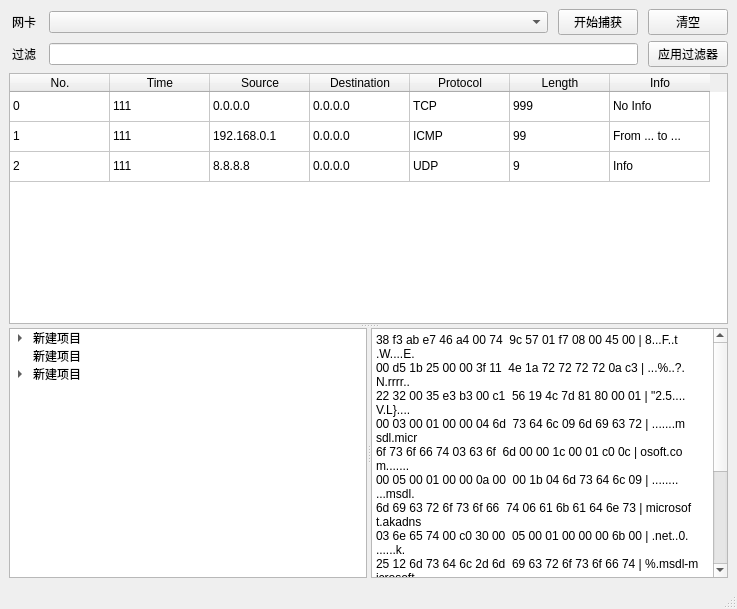
Above: src/resources/ui/main_window.ui from Natrium0521/network-capture before the change. Below: the same form after it.
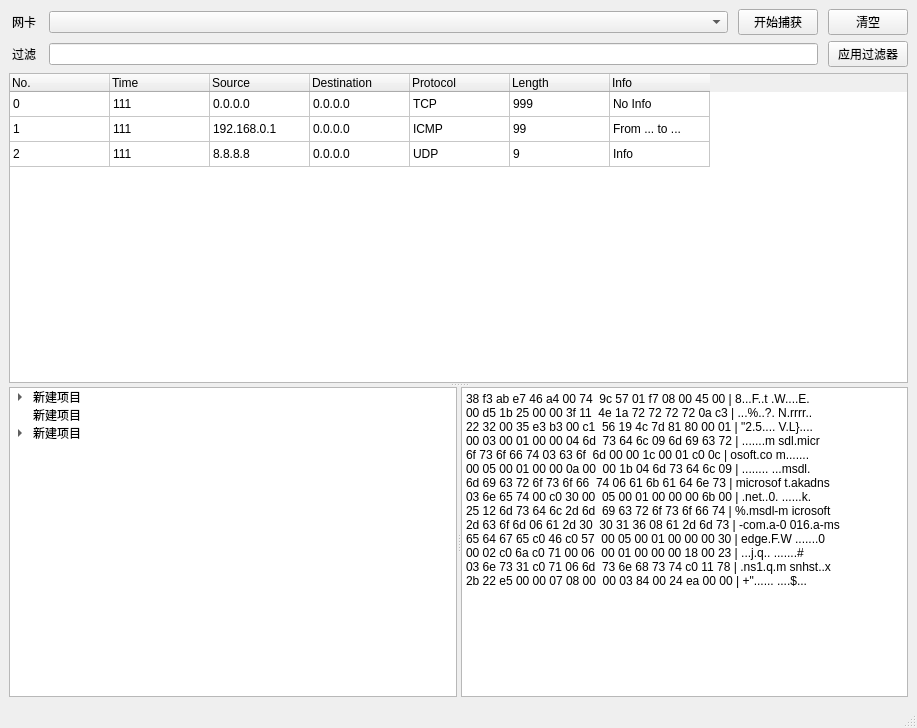
That is the form after the change.

Commit message: somehow修改了ui表格单元格高度 (#2)

What changed in the file:
```diff
--- a/src/resources/ui/main_window.ui
+++ b/src/resources/ui/main_window.ui
@@ -6,13 +6,19 @@
    <rect>
     <x>0</x>
     <y>0</y>
-    <width>737</width>
-    <height>609</height>
+    <width>917</width>
+    <height>728</height>
    </rect>
   </property>
   <property name="windowTitle">
    <string>网络捕获</string>
   </property>
+  <property name="autoFillBackground">
+   <bool>false</bool>
+  </property>
+  <property name="styleSheet">
+   <string notr="true"/>
+  </property>
   <widget class="QWidget" name="centralwidget">
    <layout class="QVBoxLayout" name="verticalLayout_2">
     <item>
@@ -116,9 +122,21 @@
        <attribute name="horizontalHeaderVisible">
         <bool>true</bool>
        </attribute>
+       <attribute name="horizontalHeaderCascadingSectionResizes">
+        <bool>false</bool>
+       </attribute>
+       <attribute name="horizontalHeaderShowSortIndicator" stdset="0">
+        <bool>false</bool>
+       </attribute>
        <attribute name="verticalHeaderVisible">
         <bool>false</bool>
        </attribute>
+       <attribute name="verticalHeaderMinimumSectionSize">
+        <number>25</number>
+       </attribute>
+       <attribute name="verticalHeaderDefaultSectionSize">
+        <number>25</number>
+       </attribute>
        <row>
         <property name="text">
          <string>row</string>
@@ -138,36 +156,57 @@
         <property name="text">
          <string>No.</string>
         </property>
+        <property name="textAlignment">
+         <set>AlignLeading|AlignVCenter</set>
+        </property>
        </column>
        <column>
         <property name="text">
          <string>Time</string>
         </property>
+        <property name="textAlignment">
+         <set>AlignLeading|AlignVCenter</set>
+        </property>
        </column>
        <column>
         <property name="text">
          <string>Source</string>
         </property>
+        <property name="textAlignment">
+         <set>AlignLeading|AlignVCenter</set>
+        </property>
        </column>
        <column>
         <property name="text">
          <string>Destination</string>
         </property>
+        <property name="textAlignment">
+         <set>AlignLeading|AlignVCenter</set>
+        </property>
        </column>
        <column>
         <property name="text">
          <string>Protocol</string>
         </property>
+        <property name="textAlignment">
+         <set>AlignLeading|AlignVCenter</set>
+        </property>
        </column>
        <column>
         <property name="text">
          <string>Length</string>
         </property>
+        <property name="textAlignment">
+         <set>AlignLeading|AlignVCenter</set>
+        </property>
        </column>
        <column>
         <property name="text">
          <string>Info</string>
         </property>
+        <property name="textAlignment">
+         <set>AlignLeading|AlignVCenter</set>
+        </property>
        </column>
        <item row="0" column="0">
         <property name="text">
```
Left out of the diff: 7 changed lines with no effect on the pictures.
